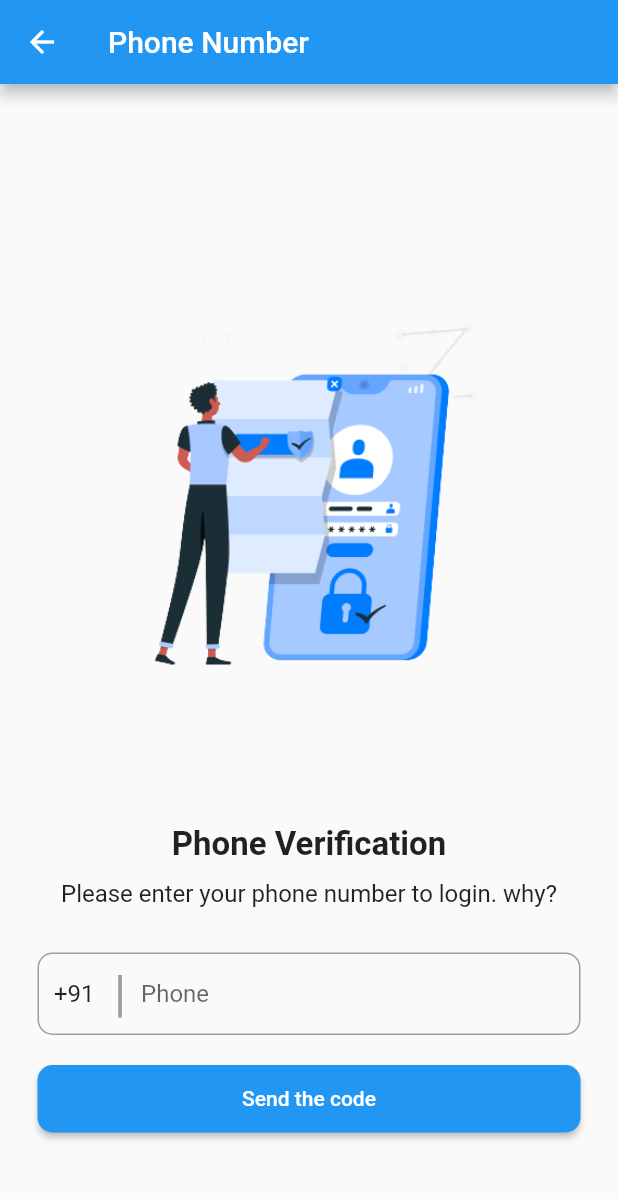
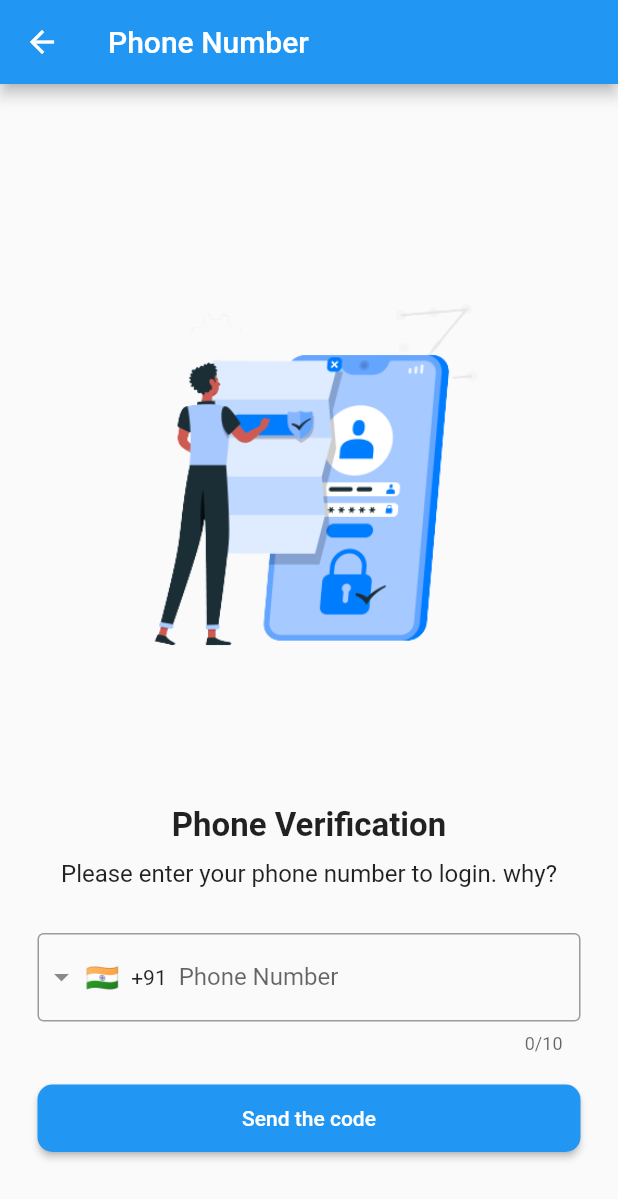
Before and after one commit to Dishant-20/anamak_two, a Flutter app: the PhoneNumberValidationScreen screen opened by its route, on a phone screen of 412 x 824 dp. Shown: the top 1199 px of the screen. Run offline on Flutter 3.47's test engine with Material 2 defaults, Android fonts, the phone set to English and light mode, and no system bars; drawn by our look-alikes of intl_phone_field; our stand-ins replace firebase_auth, firebase_core, firebase_messaging, page_view_dot_indicator, pinput, shared_preferences; accounts and stored records are empty.

Commit message:
29-MARCH-2023=>8:54PM

```diff
--- a/lib/classes/phone_number_verification/phone_number.dart
+++ b/lib/classes/phone_number_verification/phone_number.dart
@@ -1,4 +1,7 @@
+import 'package:firebase_auth/firebase_auth.dart';
+import 'package:flutter/foundation.dart';
 import 'package:flutter/material.dart';
+import 'package:intl_phone_field/intl_phone_field.dart';
 
 class PhoneNumberValidationScreen extends StatefulWidget {
   const PhoneNumberValidationScreen({super.key});
@@ -14,22 +17,27 @@ class _PhoneNumberValidationScreenState
   TextEditingController countryController = TextEditingController();
   //
 
+  var saveEnteredPhoneNumber = '';
+
   @override
   void initState() {
     countryController.text = "+91";
     super.initState();
+
+    //
+    // funcPhoneNumberFirebaseAuth();
   }
 
   @override
   Widget build(BuildContext context) {
     return Scaffold(
       appBar: AppBar(
-        title: Text(
+        title: const Text(
           'Phone Number',
         ),
       ),
       body: Container(
-        margin: EdgeInsets.only(left: 25, right: 25),
+        margin: const EdgeInsets.only(left: 25, right: 25),
         alignment: Alignment.center,
         child: SingleChildScrollView(
           child: Column(
@@ -57,10 +65,32 @@ class _PhoneNumberValidationScreenState
                 ),
                 textAlign: TextAlign.center,
               ),
-              SizedBox(
+              const SizedBox(
                 height: 30,
               ),
-              Container(
+              IntlPhoneField(
+                decoration: const InputDecoration(
+                  labelText: 'Phone Number',
+                  border: OutlineInputBorder(
+                    borderSide: BorderSide(),
+                  ),
+                ),
+                initialCountryCode: 'IN',
+                onChanged: (phone) {
+                  if (kDebugMode) {
+                    print('ok${phone.completeNumber}');
+                  }
+                  //
+                  saveEnteredPhoneNumber = phone.completeNumber;
+                  if (kDebugMode) {
+                    // print(save_entered_phone_number);
+                  }
+                  //
+                  //
+                },
+              ),
+
+              /*Container(
                 height: 55,
                 decoration: BoxDecoration(
                     border: Border.all(width: 1, color: Colors.grey),
@@ -68,7 +98,7 @@ class _PhoneNumberValidationScreenState
                 child: Row(
                   mainAxisAlignment: MainAxisAlignment.center,
                   children: [
-                    SizedBox(
+                    const SizedBox(
                       width: 10,
                     ),
                     SizedBox(
@@ -76,30 +106,42 @@ class _PhoneNumberValidationScreenState
                       child: TextField(
                         controller: countryController,
                         keyboardType: TextInputType.number,
-                        decoration: InputDecoration(
+                        decoration: const InputDecoration(
                           border: InputBorder.none,
                         ),
                       ),
                     ),
-                    Text(
+                    const Text(
                       "|",
                       style: TextStyle(fontSize: 33, color: Colors.grey),
                     ),
-                    SizedBox(
+                    const SizedBox(
                       width: 10,
                     ),
-                    Expanded(
-                        child: TextField(
-                      keyboardType: TextInputType.phone,
-                      decoration: InputDecoration(
-                        border: InputBorder.none,
-                        hintText: "Phone",
+                    IntlPhoneField(
+                      decoration: const InputDecoration(
+                        labelText: 'Phone Number',
+                        border: OutlineInputBorder(
+                          borderSide: BorderSide(),
+                        ),
                       ),
-                    ))
+                      initialCountryCode: 'IN',
+                      onChanged: (phone) {
+                        if (kDebugMode) {
+                          print('ok${phone.completeNumber}');
+                        }
+                        //
+                        // save_entered_phone_number = phone.completeNumber;
+                        if (kDebugMode) {
+                          // print(save_entered_phone_number);
+                        }
+                        //
+                      },
+                    ),
                   ],
                 ),
-              ),
-              SizedBox(
+              ),*/
+              const SizedBox(
                 height: 20,
               ),
               SizedBox(
@@ -111,9 +153,15 @@ class _PhoneNumberValidationScreenState
                       shape: RoundedRectangleBorder(
                           borderRadius: BorderRadius.circular(10))),
                   onPressed: () {
-                    Navigator.pushNamed(context, 'verify');
+                    // Navigator.pushNamed(context, 'verify');
+                    //
+                    if (kDebugMode) {
+                      print('phone number is =====>$saveEnteredPhoneNumber');
+                    }
+                    // funcValidatePhoneNumberViaFirebasePhoneAuth();
+                    //
                   },
-                  child: Text(
+                  child: const Text(
                     "Send the code",
                   ),
                 ),
@@ -124,4 +172,36 @@ class _PhoneNumberValidationScreenState
       ),
     );
   }
+
+  //
+  //
+  funcValidatePhoneNumberViaFirebasePhoneAuth() async {
+    await FirebaseAuth.instance.verifyPhoneNumber(
+      phoneNumber: saveEnteredPhoneNumber.toString(),
+      verificationCompleted: (PhoneAuthCredential credential) {
+        if (kDebugMode) {
+          print('VERIFICATION COMPLETE');
+        }
+      },
+      verificationFailed: (FirebaseAuthException e) {
+        if (kDebugMode) {
+          print('VERIFICATION FAILED');
+        }
+      },
+      codeSent: (String verificationId, int? resendToken) {
+        if (kDebugMode) {
+          print('VERIFICATION ID=====> $verificationId');
+          print('RESENT TOKEN =======> $resendToken');
+        }
+      },
+      codeAutoRetrievalTimeout: (String verificationId) {
+        if (kDebugMode) {
+          // print('TIME OUT');
+          print('VERIFICATION ID=====> $verificationId');
+        }
+      },
+    );
+  }
+  //
+  //
 }
```
Also changed, not shown: lib/classes/welcome_page_view/welcome_page_view.dart (added, +147 -0 lines), lib/main.dart (+65 -142 lines), pubspec.yaml (+5 -4 lines), lib/firebase_options.dart (added), pubspec.lock, 9 other files.
